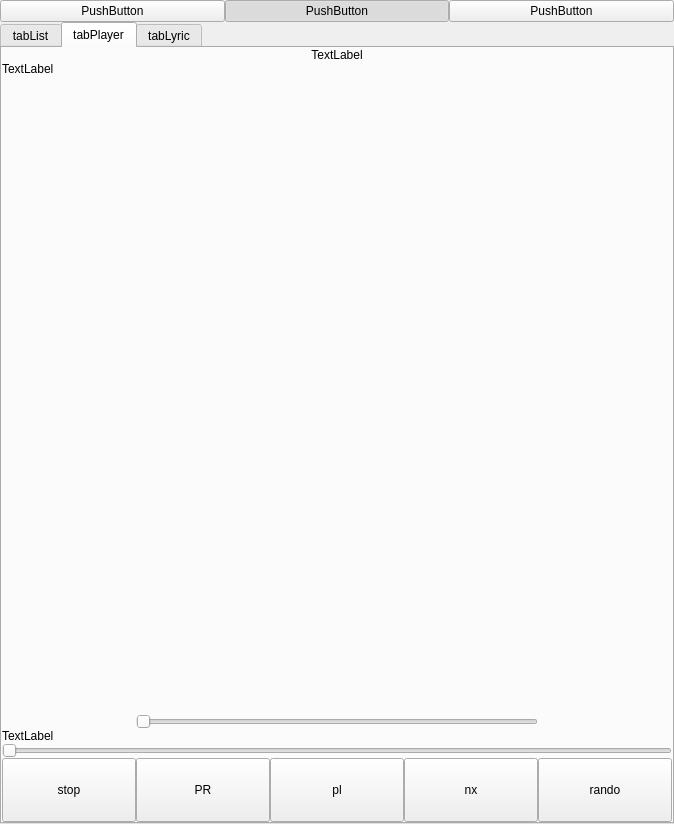
This is OnePlayer.ui in Maxwell-Lyu/OnePlayer as Qt 5 draws it before an edit. The edited form follows.
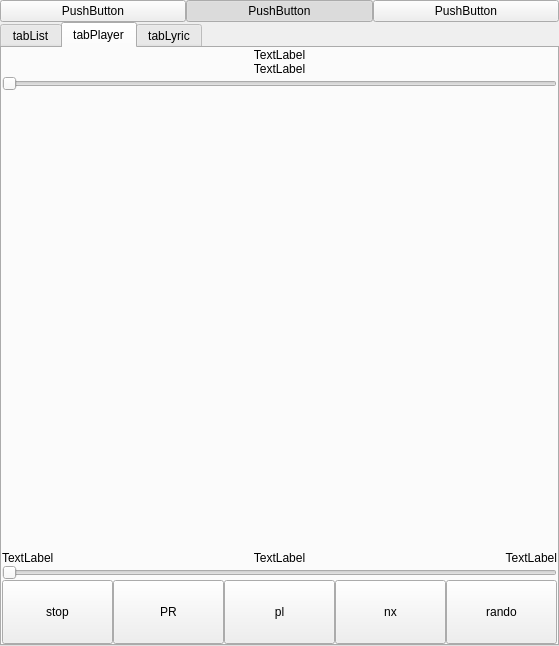
This is the edited form. Custom widgets are drawn as their Qt base class.

Commit message: add: title artist and album

```diff
--- a/OnePlayer.ui
+++ b/OnePlayer.ui
@@ -6,8 +6,8 @@
    <rect>
     <x>0</x>
     <y>0</y>
-    <width>674</width>
-    <height>824</height>
+    <width>559</width>
+    <height>646</height>
    </rect>
   </property>
   <property name="sizePolicy">
@@ -157,7 +157,62 @@
         <property name="spacing">
          <number>0</number>
         </property>
-        <item row="2" column="0" colspan="5">
+        <item row="1" column="0" colspan="5">
+         <widget class="QLabel" name="labelAlbum">
+          <property name="sizePolicy">
+           <sizepolicy hsizetype="Preferred" vsizetype="Fixed">
+            <horstretch>0</horstretch>
+            <verstretch>0</verstretch>
+           </sizepolicy>
+          </property>
+          <property name="text">
+           <string>TextLabel</string>
+          </property>
+          <property name="alignment">
+           <set>Qt::AlignCenter</set>
+          </property>
+         </widget>
+        </item>
+        <item row="9" column="4">
+         <widget class="QPushButton" name="btnRand">
+          <property name="minimumSize">
+           <size>
+            <width>0</width>
+            <height>64</height>
+           </size>
+          </property>
+          <property name="text">
+           <string>rando</string>
+          </property>
+         </widget>
+        </item>
+        <item row="9" column="2">
+         <widget class="QPushButton" name="btnPlay">
+          <property name="minimumSize">
+           <size>
+            <width>0</width>
+            <height>64</height>
+           </size>
+          </property>
+          <property name="text">
+           <string>pl</string>
+          </property>
+         </widget>
+        </item>
+        <item row="9" column="1">
+         <widget class="QPushButton" name="btnPrev">
+          <property name="minimumSize">
+           <size>
+            <width>0</width>
+            <height>64</height>
+           </size>
+          </property>
+          <property name="text">
+           <string>PR</string>
+          </property>
+         </widget>
+        </item>
+        <item row="3" column="0" colspan="5">
          <widget class="QWidget" name="widget" native="true">
           <layout class="QGridLayout" name="gridLayout_2">
            <item row="0" column="0">
@@ -179,6 +234,29 @@
           </layout>
          </widget>
         </item>
+        <item row="9" column="0">
+         <widget class="QPushButton" name="btnStop">
+          <property name="minimumSize">
+           <size>
+            <width>0</width>
+            <height>64</height>
+           </size>
+          </property>
+          <property name="text">
+           <string>stop</string>
+          </property>
+         </widget>
+        </item>
+        <item row="2" column="0" colspan="5">
+         <widget class="QSlider" name="sliderVolume">
+          <property name="tracking">
+           <bool>false</bool>
+          </property>
+          <property name="orientation">
+           <enum>Qt::Horizontal</enum>
+          </property>
+         </widget>
+        </item>
         <item row="0" column="0" colspan="5">
          <widget class="QLabel" name="labelSong">
           <property name="sizePolicy">
@@ -207,7 +285,7 @@
           </property>
          </widget>
         </item>
-        <item row="7" column="0" colspan="5">
+        <item row="8" column="0" colspan="5">
          <widget class="QSlider" name="sliderProgress">
           <property name="pageStep">
            <number>1</number>
@@ -220,43 +298,7 @@
           </property>
          </widget>
         </item>
-        <item row="8" column="0">
-         <widget class="QPushButton" name="btnStop">
-          <property name="minimumSize">
-           <size>
-            <width>0</width>
-            <height>64</height>
-           </size>
-          </property>
-          <property name="text">
-           <string>stop</string>
-          </property>
-         </widget>
-        </item>
-        <item row="8" column="2">
-         <widget class="QPushButton" name="btnPlay">
-          <property name="minimumSize">
-           <size>
-            <width>0</width>
-            <height>64</height>
-           </size>
-          </property>
-          <property name="text">
-           <string>pl</string>
-          </property>
-         </widget>
-        </item>
-        <item row="3" column="1" colspan="3">
-         <widget class="QSlider" name="sliderVolume">
-          <property name="tracking">
-           <bool>false</bool>
-          </property>
-          <property name="orientation">
-           <enum>Qt::Horizontal</enum>
-          </property>
-         </widget>
-        </item>
-        <item row="8" column="3">
+        <item row="9" column="3">
          <widget class="QPushButton" name="btnNext">
           <property name="minimumSize">
            <size>
@@ -269,34 +311,18 @@
           </property>
          </widget>
         </item>
-        <item row="8" column="4">
-         <widget class="QPushButton" name="btnRand">
-          <property name="minimumSize">
-           <size>
-            <width>0</width>
-            <height>64</height>
-           </size>
-          </property>
+        <item row="7" column="4">
+         <widget class="QLabel" name="labelTimeLeft">
           <property name="text">
-           <string>rando</string>
+           <string>TextLabel</string>
           </property>
-         </widget>
-        </item>
-        <item row="8" column="1">
-         <widget class="QPushButton" name="btnPrev">
-          <property name="minimumSize">
-           <size>
-            <width>0</width>
-            <height>64</height>
-           </size>
+          <property name="alignment">
+           <set>Qt::AlignRight|Qt::AlignTrailing|Qt::AlignVCenter</set>
           </property>
-          <property name="text">
-           <string>PR</string>
-          </property>
          </widget>
         </item>
-        <item row="6" column="0" colspan="5">
-         <widget class="QLabel" name="labelAlbum">
+        <item row="7" column="1" colspan="3">
+         <widget class="QLabel" name="labelTimeTotal">
           <property name="sizePolicy">
            <sizepolicy hsizetype="Preferred" vsizetype="Fixed">
             <horstretch>0</horstretch>
@@ -306,16 +332,13 @@
           <property name="text">
            <string>TextLabel</string>
           </property>
+          <property name="alignment">
+           <set>Qt::AlignCenter</set>
+          </property>
          </widget>
         </item>
-        <item row="1" column="0" colspan="5">
-         <widget class="QLabel" name="labelArtist">
-          <property name="sizePolicy">
-           <sizepolicy hsizetype="Preferred" vsizetype="Fixed">
-            <horstretch>0</horstretch>
-            <verstretch>0</verstretch>
-           </sizepolicy>
-          </property>
+        <item row="7" column="0">
+         <widget class="QLabel" name="labelTimePassed">
           <property name="text">
            <string>TextLabel</string>
           </property>
```
Left out of the diff: 26 changed lines with no effect on the pictures. The commit also changes 6 other files.
